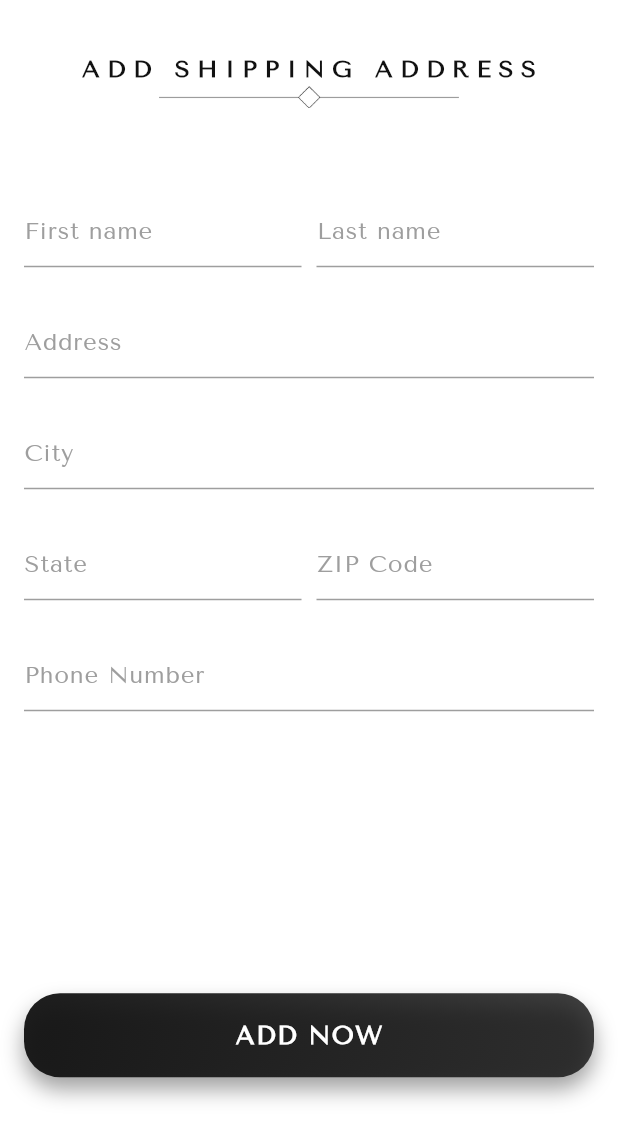
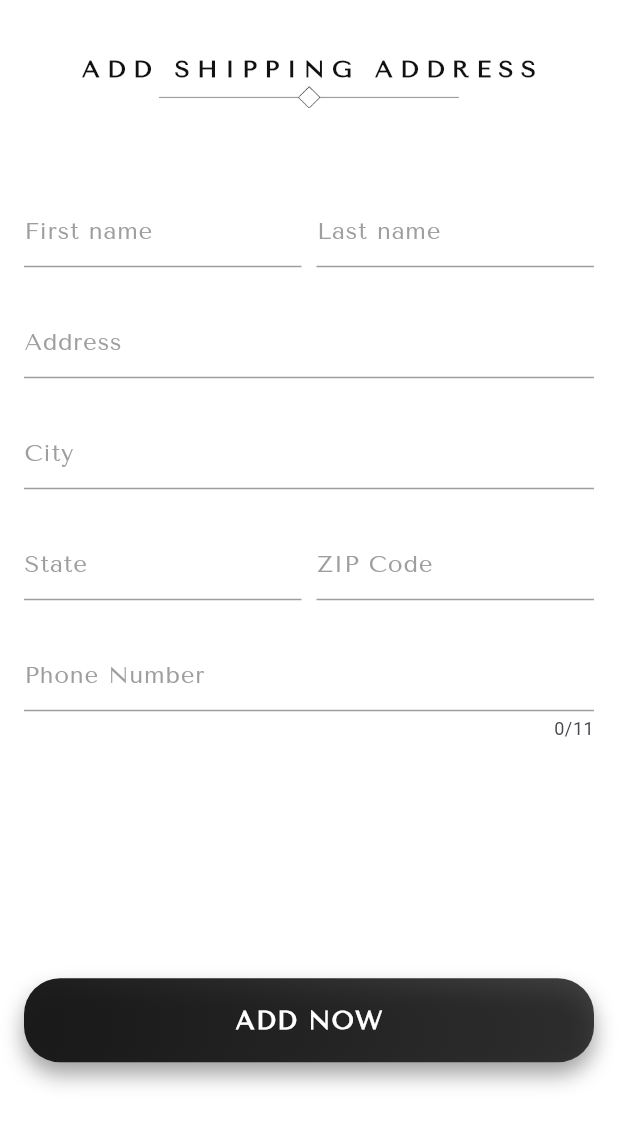
Before and after one commit to Mansourx83/open_fashion, a Flutter app: the PlaceOrder screen opened directly with empty values, after a tap on "Add shipping address", on a phone screen of 412 x 824 dp, the part 99-1236 px from its top. Run offline on Flutter 3.47's test engine with Material 3 defaults, Android fonts, the phone set to English and light mode, and no system bars; our stand-ins replace flutter_credit_card, flutter_svg, gap, ionicons.

```diff
--- a/lib/Components/custom_textfiled.dart
+++ b/lib/Components/custom_textfiled.dart
@@ -7,14 +7,15 @@ class CustomTextField extends StatelessWidget {
   final FocusNode focusNode;
   final bool isEnabled;
   final String? Function(String?)? validator;
-
-   const CustomTextField({
+  final int? max;
+  const CustomTextField({
     super.key,
     required this.label,
     required this.controller,
     required this.focusNode,
     this.isEnabled = true,
     this.validator,
+    this.max,
   });
 
   InputDecoration _buildInputDecoration(FocusNode focusNode) {
@@ -40,6 +41,7 @@ class CustomTextField extends StatelessWidget {
         decoration: _buildInputDecoration(focusNode),
         enabled: isEnabled,
         validator: validator,
+        maxLength: max,
       ),
     );
   }
--- a/lib/Screens/add_address.dart
+++ b/lib/Screens/add_address.dart
@@ -157,6 +157,7 @@ class _AddAddressState extends State<AddAddress> {
                       CustomTextField(
                         label: 'Phone Number',
                         controller: _phoneNumberController,
+                        max: 11,
                         focusNode: FocusNode(),
                         validator: (value) {
                           if (value == null || value.isEmpty) {
@@ -165,7 +166,7 @@ class _AddAddressState extends State<AddAddress> {
                           return null;
                         },
                       ),
-                      Gap(180),
+                      Gap(150),
                       // Save button
                       CustomButton(
                         fonudSvg: false,
--- a/lib/Screens/place_order.dart
+++ b/lib/Screens/place_order.dart
@@ -1,4 +1,5 @@
 import 'package:flutter/material.dart';
+import 'package:flutter_svg/svg.dart';
 import 'package:gap/gap.dart';
 import 'package:open_fashion/Components/address_display.dart';
 import 'package:open_fashion/Components/custom_appbar.dart';
@@ -35,6 +36,7 @@ class _PlaceOrderState extends State<PlaceOrder> {
   dynamic _savedAddress;
   dynamic _savedcardData;
 
+  ///Address Data
   void _openAddress(context) async {
     final addressData = await Navigator.push(
       context,
@@ -66,6 +68,7 @@ class _PlaceOrderState extends State<PlaceOrder> {
     });
   }
 
+  ///Card Data
   void _openCard(context) async {
     final cardData = await Navigator.push(
       context,
@@ -80,6 +83,21 @@ class _PlaceOrderState extends State<PlaceOrder> {
         _savedcardData = cardData;
       });
     }
+  }
+
+  void _editCard() async {
+    final newCard = await Navigator.push(
+      context,
+      MaterialPageRoute(
+        builder: (context) {
+          return AddCard(editData: _savedcardData);
+        },
+      ),
+    );
+
+    setState(() {
+      _savedcardData = newCard;
+    });
   }
 
   @override
@@ -138,8 +156,47 @@ class _PlaceOrderState extends State<PlaceOrder> {
             ),
           ),
           Gap(10),
-          GestureDetector(
-            onTap: () => _openCard,
+          _savedcardData != null
+              ? Padding(
+                  padding: const EdgeInsets.symmetric(horizontal: 16),
+                  child: GestureDetector(
+                    onTap: () => _editCard(),
+                    child: Column(
+                      children: [
+                        Divider(color: Colors.grey.shade300),
+                        Gap(20),
+                        Row(
+                          children: [
+                            SvgPicture.asset(
+                              "assets/svgs/Mastercard.svg",
+                              width: 38,
+                            ),
+                            Gap(10),
+                            CustomText(
+                              text: "Master Card Ending",
+                              color: Colors.black,
+                              size: 14,
+                            ),
+                            Gap(10),
+                            CustomText(
+                              text:
+                                  "••••${_savedcardData['number'].toString().substring(_savedcardData['number'].length - 2)}",
+                              color: Colors.black,
+                              size: 14,
+                            ),
+                            Spacer(),
+                            SvgPicture.asset("assets/svgs/arrow.svg"),
+                            Gap(10),
+                          ],
+                        ),
+                        Gap(20),
+                        Divider(color: Colors.grey.shade300),
+                      ],
+                    ),
+                  ),
+                )
+              : GestureDetector(
+                  onTap: () => _openCard(context),
                   child: customContainer(
                     'select payment method',
                     Icons.keyboard_arrow_down,
```
Also changed, not shown: lib/Components/address_display.dart (+8 -6 lines), lib/Screens/add_card.dart (+16 -2 lines), 1 other file. Lines whose indentation alone changed are shown as unchanged.
